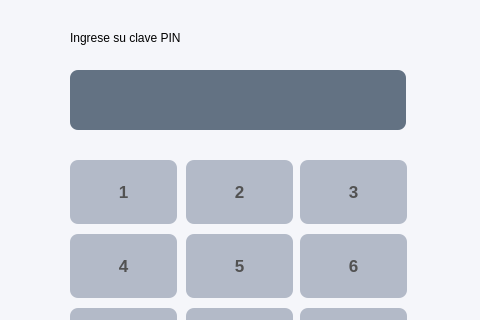
The window that appetizer-core/keypadwidget.ui (AngelGenis/Appetizer) describes before a commit, drawn with Qt 5; both pictures show x 0 to 480 and y 0 to 320 of the 480 by 520 pixel window.
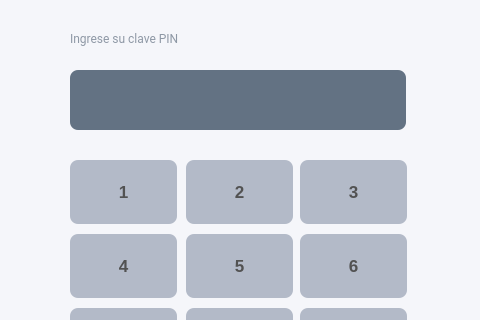
The same window after the commit.

Commit message: Crear diseño combo box

The edit to the form file:
```diff
--- a/appetizer-core/keypadwidget.ui
+++ b/appetizer-core/keypadwidget.ui
@@ -439,6 +439,16 @@
      <height>16</height>
     </rect>
    </property>
+   <property name="font">
+    <font>
+     <family>Roboto</family>
+    </font>
+   </property>
+   <property name="styleSheet">
+    <string notr="true">color: #8E98A5;
+background: none;
+border: none;</string>
+   </property>
    <property name="text">
     <string>Ingrese su clave PIN</string>
    </property>
```
Left out of the diff: 63 changed lines with no effect on the pictures. The commit also changes 5 other files.
